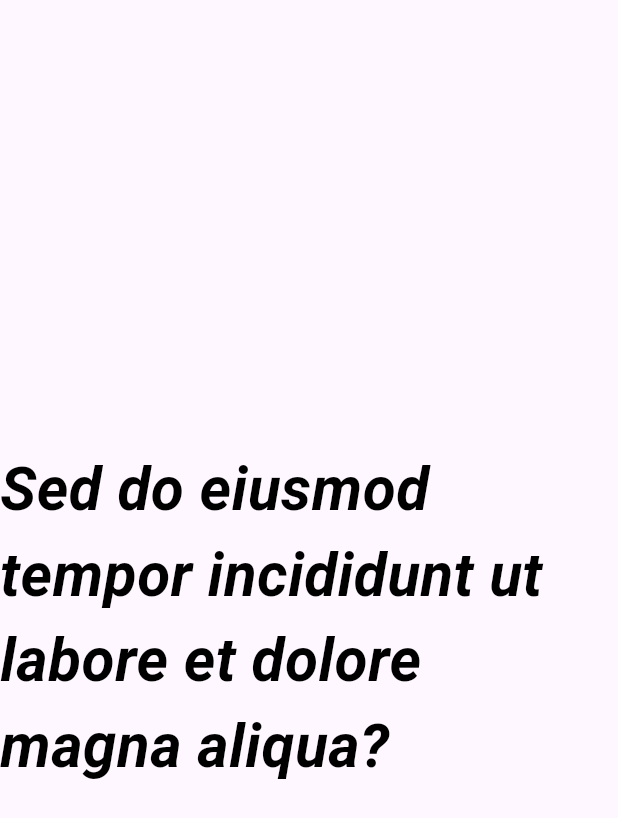
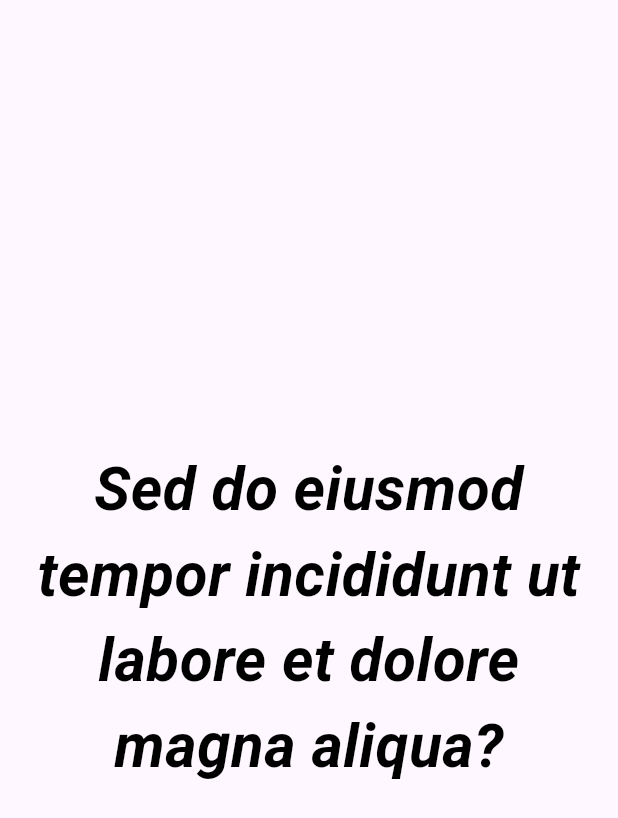
Before and after one commit to KrisHHFI/Flutter-Web-App, a Flutter app: the SingleText widget shown alone on an empty page, opened directly, on a phone screen of 412 x 824 dp. Shown: the top 818 px of the screen. Run offline on Flutter 3.47's test engine with Material 3 defaults, Android fonts, the phone set to English and light mode, and no system bars; network calls fail.

Commit message:
Single text widget small screen dimensions

```diff
--- a/lib/widgets/single_text.dart
+++ b/lib/widgets/single_text.dart
@@ -12,19 +12,32 @@ class SingleText extends StatelessWidget {
 
   @override
   Widget build(BuildContext context) {
+    final screenSize = MediaQuery.of(context).size;
+    final isSmallScreen = screenSize.width <= 600;
+
     return SizedBox(
-      width: 500,
+      width:
+          isSmallScreen ? double.infinity : 500, // Full width on small screens
+      child: Padding(
+        padding: EdgeInsets.symmetric(
+          horizontal:
+              isSmallScreen ? 10 : 0.0, // 5 units padding on small screens
+        ),
         child: Center(
           child: Text(
             text,
+            textAlign: isSmallScreen
+                ? TextAlign.center
+                : TextAlign.left, // Center text if small screen
             style: TextStyle(
-            fontSize: 40,
+              fontSize: 40, // Font size remains 40 for both screen sizes
               fontWeight: FontWeight.bold,
               fontStyle: FontStyle.italic,
               color: textColor, // Apply the text color
             ),
           ),
         ),
+      ),
     );
   }
 }
```
Lines whose indentation alone changed are shown as unchanged.
